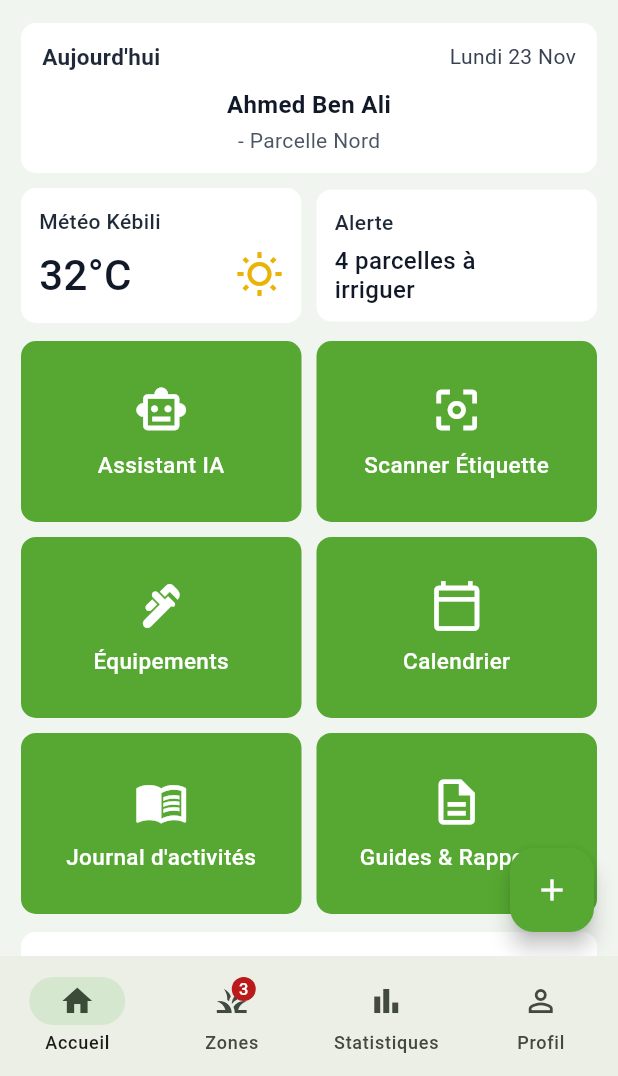
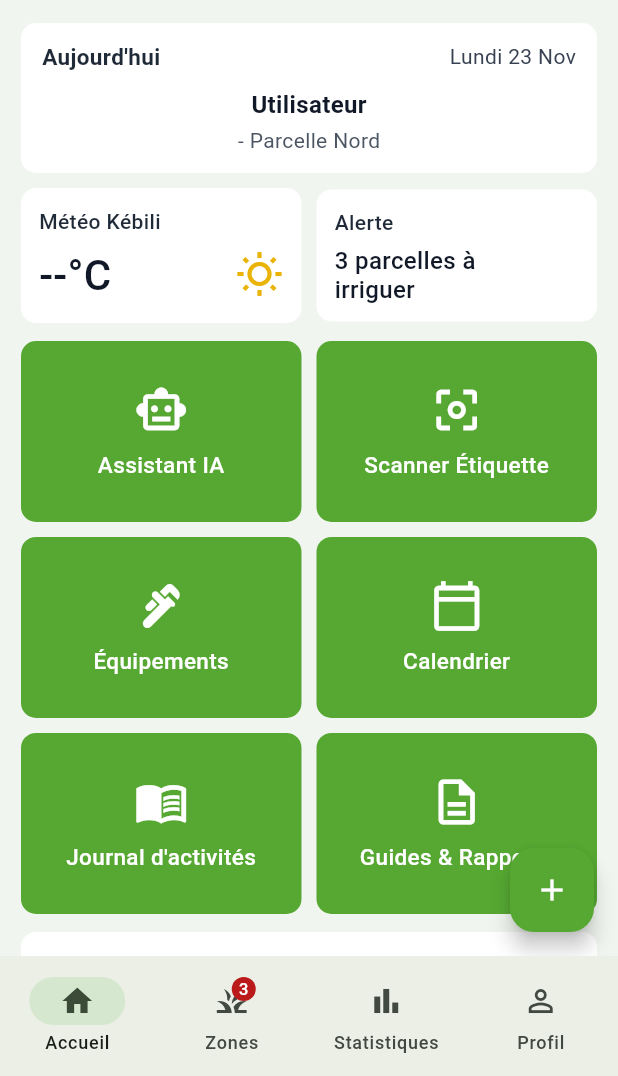
Before and after one commit to sajedmab/agrismart_KE, a Flutter app: the screen it shows once a user with an empty profile is signed in, on a phone screen of 412 x 824 dp, the part 160-1236 px from its top. Run offline on Flutter 3.47's test engine with Material 3 defaults, Android fonts, the phone set to English and light mode, and no system bars; our stand-ins replace firebase_auth, firebase_core; accounts and stored records are empty; network calls fail.

Commit message:
Update agrismart project

```diff
--- a/lib/screens/accueil_page.dart
+++ b/lib/screens/accueil_page.dart
@@ -1,8 +1,11 @@
 import 'package:flutter/material.dart';
-import 'package:agrismart/data/jeu_de_donnees.dart';
+import 'package:provider/provider.dart';
 import 'package:agrismart/models/zone.dart';
+import 'package:agrismart/providers/auth_provider.dart';
+import 'package:agrismart/providers/meteo_provider.dart';
+import 'package:agrismart/providers/zones_provider.dart';
+import 'package:agrismart/screens/zone_detail_page.dart';
 import 'package:agrismart/screens/zone_form_page.dart';
-import 'package:agrismart/screens/zone_detail_page.dart';
 
 class AccueilPage extends StatefulWidget {
   final VoidCallback? onAllerZones;
@@ -21,85 +24,270 @@ class AccueilPage extends StatefulWidget {
 }
 
 class AccueilPageState extends State<AccueilPage> {
-  final List<Zone> _zones = jeuDeDonnees();
-
-  int _nombreZonesAIrriguer() {
-    return _zones.where((z) => z.humidite < 35.0).length;
+  @override
+  void initState() {
+    super.initState();
+    WidgetsBinding.instance.addPostFrameCallback((_) {
+      if (!mounted) return;
+      _appelerMethodeSiExiste(context.read<MeteoProvider>(), [
+        'chargerMeteo',
+        'fetchMeteo',
+        'actualiser',
+      ]);
+      _appelerMethodeSiExiste(context.read<ZonesProvider>(), [
+        'chargerZones',
+        'fetchZones',
+        'actualiser',
+      ]);
+    });
   }
 
-  Future<void> _ouvrirFormulaire({Zone? zone}) async {
+  void _appelerMethodeSiExiste(Object target, List<String> nomsMethodes) {
+    final dynamic dyn = target;
+    for (final nom in nomsMethodes) {
+      try {
+        if (nom == 'chargerMeteo') dyn.chargerMeteo();
+        if (nom == 'fetchMeteo') dyn.fetchMeteo();
+        if (nom == 'chargerZones') dyn.chargerZones();
+        if (nom == 'fetchZones') dyn.fetchZones();
+        if (nom == 'actualiser') dyn.actualiser();
+        return;
+      } catch (_) {}
+    }
+  }
+
+  String _dateFormatee() {
+    final now = DateTime.now();
+    const jours = [
+      'Lundi',
+      'Mardi',
+      'Mercredi',
+      'Jeudi',
+      'Vendredi',
+      'Samedi',
+      'Dimanche',
+    ];
+    const mois = [
+      'Janv',
+      'Févr',
+      'Mars',
+      'Avril',
+      'Mai',
+      'Juin',
+      'Juil',
+      'Août',
+      'Sept',
+      'Oct',
+      'Nov',
+      'Déc',
+    ];
+    final jourNom = jours[now.weekday - 1];
+    final moisNom = mois[now.month - 1];
+    return '$jourNom ${now.day} $moisNom';
+  }
+
+  String _nomUtilisateur(AuthProvider authProvider) {
+    final dynamic a = authProvider;
+    final dynamic user = _extractUser(a);
+
+    final candidates = <dynamic>[
+      _tryProperty(user, 'nomComplet'),
+      _tryProperty(user, 'nom'),
+      _tryProperty(user, 'displayName'),
+      _tryProperty(user, 'email'),
+      _tryProperty(a, 'nomUtilisateur'),
+      _tryProperty(a, 'nom'),
+    ];
+
+    for (final val in candidates) {
+      if (val is String && val.trim().isNotEmpty) {
+        return val.trim();
+      }
+    }
+    return 'Utilisateur';
+  }
+
+  dynamic _extractUser(dynamic a) {
+    for (final prop in ['utilisateur', 'user', 'currentUser']) {
+      final res = _tryProperty(a, prop);
+      if (res != null) return res;
+    }
+    return null;
+  }
+
+  dynamic _tryProperty(dynamic obj, String name) {
+    if (obj == null) return null;
+    try {
+      if (obj is Map) return obj[name];
+      switch (name) {
+        case 'utilisateur':
+          return obj.utilisateur;
+        case 'user':
+          return obj.user;
+        case 'currentUser':
+          return obj.currentUser;
+        case 'nomComplet':
+          return obj.nomComplet;
+        case 'nom':
+          return obj.nom;
+        case 'displayName':
+          return obj.displayName;
+        case 'email':
+          return obj.email;
+        case 'nomUtilisateur':
+          return obj.nomUtilisateur;
+        case 'meteo':
+          return obj.meteo;
+        case 'currentMeteo':
+          return obj.currentMeteo;
+        case 'donnees':
+          return obj.donnees;
+        case 'ville':
+          return obj.ville;
+        case 'city':
+          return obj.city;
+        case 'temperature':
+          return obj.temperature;
+        case 'temp':
+          return obj.temp;
+        case 'description':
+          return obj.description;
+        case 'condition':
+          return obj.condition;
+        case 'zones':
+          return obj.zones;
+        case 'nombreAIrriguer':
+          return obj.nombreAIrriguer;
+        default:
+          return null;
+      }
+    } catch (_) {
+      return null;
+    }
+  }
+
+  dynamic _extractMeteoData(MeteoProvider meteoProvider) {
+    final dynamic m = meteoProvider;
+    for (final prop in ['meteo', 'currentMeteo', 'donnees']) {
+      final res = _tryProperty(m, prop);
+      if (res != null) return res;
+    }
+    return null;
+  }
+
+  String _villeMeteo(MeteoProvider meteoProvider) {
+    final dynamic m = meteoProvider;
+    final dynamic data = _extractMeteoData(meteoProvider);
+    final ville =
+        _tryProperty(data, 'ville') ??
+            _tryProperty(data, 'city') ??
+            _tryProperty(m, 'ville');
+    if (ville is String && ville.trim().isNotEmpty) {
+      return ville.trim();
+    }
+    return 'Kébili';
+  }
+
+  String _temperatureMeteo(MeteoProvider meteoProvider) {
+    final dynamic m = meteoProvider;
+    final dynamic data = _extractMeteoData(meteoProvider);
+    final temp =
+        _tryProperty(data, 'temperature') ??
+            _tryProperty(data, 'temp') ??
+            _tryProperty(m, 'temperature') ??
+            _tryProperty(m, 'temp');
+
+    if (temp is num) {
+      return '${temp.round()}°C';
+    }
+    if (temp is String && temp.trim().isNotEmpty) {
+      return temp.contains('°') ? temp.trim() : '${temp.trim()}°C';
+    }
+    return '--°C';
+  }
+
+  IconData _iconeMeteo(MeteoProvider meteoProvider) {
+    final dynamic data = _extractMeteoData(meteoProvider);
+    final desc = (_tryProperty(data, 'description') ??
+        _tryProperty(data, 'condition') ??
+        '')
+        .toString()
+        .toLowerCase();
+
+    if (desc.contains('pluie') || desc.contains('rain')) {
+      return Icons.grain;
+    }
+    if (desc.contains('nuage') || desc.contains('cloud')) {
+      return Icons.cloud_outlined;
+    }
+    return Icons.wb_sunny_outlined;
+  }
+
+  Future<void> _ouvrirFormulaire(List<Zone> zones, {Zone? zone}) async {
     final nouvelleZone = await Navigator.push<Zone>(
       context,
       MaterialPageRoute(
         builder: (_) => ZoneFormPage(
           zone: zone,
-          nomsExistants: _zones
-              .where((z) => z != zone)
-              .map((z) => z.nom)
-              .toList(),
+          nomsExistants: zones.where((z) => z != zone).map((z) => z.nom).toList(),
         ),
       ),
     );
 
     if (nouvelleZone == null || !mounted) return;
 
-    setState(() {
-      if (zone == null) {
-        _zones.add(nouvelleZone);
-      } else {
-        final index = _zones.indexOf(zone);
-        if (index != -1) {
-          _zones[index] = nouvelleZone;
-        }
-      }
-    });
+    final dynamic zp = context.read<ZonesProvider>();
+    try {
+      await zp.ajouterZone(nouvelleZone);
+    } catch (_) {}
 
+    if (!mounted) return;
     ScaffoldMessenger.of(context).showSnackBar(
-      SnackBar(
-        content: Text(zone == null ? 'Zone ajoutée' : 'Zone modifiée'),
+      SnackBar(content: Text(zone == null ? 'Zone ajoutée' : 'Zone modifiée')),
+    );
+  }
+
+  Future<void> _ouvrirDetail(List<Zone> zones, Zone zone) async {
+    await Navigator.push<Zone>(
+      context,
+      MaterialPageRoute(
+        builder: (_) => ZoneDetailPage(
+          zone: zone,
+          nomsAutres: zones.where((z) => z != zone).map((z) => z.nom).toList(),
+        ),
       ),
     );
   }
 
-  Future<void> _ouvrirDetail(Zone zone) async {
-    final zoneModifiee = await Navigator.push<Zone>(
-      context,
-      MaterialPageRoute(
-        builder: (_) => ZoneDetailPage(
-          zone: zone,
-          nomsAutres: _zones
-              .where((z) => z != zone)
-              .map((z) => z.nom)
-              .toList(),
-        ),
-      ),
-    );
-
-    if (zoneModifiee == null || !mounted) return;
-
-    setState(() {
-      final index = _zones.indexOf(zone);
-      if (index != -1) {
-        _zones[index] = zoneModifiee;
-      }
-    });
-  }
-
   @override
   Widget build(BuildContext context) {
-    final int zonesAIrriguer = _nombreZonesAIrriguer();
+    final authProvider = context.watch<AuthProvider>();
+    final meteoProvider = context.watch<MeteoProvider>();
+    final zonesProvider = context.watch<ZonesProvider>();
+
+    final rawZones = _tryProperty(zonesProvider, 'zones');
+    final List<Zone> zones = rawZones is List<Zone> ? rawZones : const [];
+
+    final rawAlertes = _tryProperty(zonesProvider, 'nombreAIrriguer');
+    final int zonesAIrriguer = rawAlertes is int
+        ? rawAlertes
+        : zones.where((z) => z.humidite < 35.0).length;
+
+    final String nomUser = _nomUtilisateur(authProvider);
     final String zonePrincipale =
-    _zones.isNotEmpty ? _zones.first.nom : 'Parcelle Nord';
+    zones.isNotEmpty ? zones.first.nom : 'Parcelle Nord';
+    final String ville = _villeMeteo(meteoProvider);
+    final String temperature = _temperatureMeteo(meteoProvider);
 
     return Scaffold(
       backgroundColor: const Color(0xFFF1F5F0),
       body: SafeArea(
         child: SingleChildScrollView(
-          padding: const EdgeInsets.symmetric(horizontal: 14, vertical: 10),
+          padding: const EdgeInsets.fromLTRB(14, 10, 14, 90),
           child: Column(
             crossAxisAlignment: CrossAxisAlignment.start,
             children: [
-              // 1. Header: AgriSmart + icônes à droite
+              // 1. Header
               Row(
                 mainAxisAlignment: MainAxisAlignment.spaceBetween,
                 children: [
@@ -125,9 +313,8 @@ class AccueilPageState extends State<AccueilPage> {
                           color: Color(0xFFE88D2A),
                           size: 24,
                         ),
-                        onPressed: () {
-                          _afficherMessage('Notifications & Alertes');
-                        },
+                        onPressed: () =>
+                            _afficherMessage('Notifications & Alertes'),
                       ),
                       IconButton(
                         icon: const Icon(
@@ -136,9 +323,7 @@ class AccueilPageState extends State<AccueilPage> {
                           size: 26,
                         ),
                         onPressed: widget.onAllerProfil ??
-                                () {
-                              _afficherMessage('Profil');
-                            },
+                                () => _afficherMessage('Profil'),
                       ),
                     ],
                   ),
@@ -146,20 +331,21 @@ class AccueilPageState extends State<AccueilPage> {
               ),
               const SizedBox(height: 8),
 
-              // 2. Carte "Aujourd'hui / Lundi 23 Nov" + nom & parcelle
+              // 2. Date réelle + Nom utilisateur + Zone
               Container(
                 width: double.infinity,
-                padding: const EdgeInsets.symmetric(horizontal: 14, vertical: 12),
+                padding:
+                const EdgeInsets.symmetric(horizontal: 14, vertical: 12),
                 decoration: BoxDecoration(
                   color: Colors.white,
                   borderRadius: BorderRadius.circular(10),
                 ),
                 child: Column(
                   children: [
-                    const Row(
+                    Row(
                       mainAxisAlignment: MainAxisAlignment.spaceBetween,
                       children: [
-                        Text(
+                        const Text(
                           "Aujourd'hui",
                           style: TextStyle(
                             fontSize: 15,
@@ -168,8 +354,8 @@ class AccueilPageState extends State<AccueilPage> {
                           ),
                         ),
                         Text(
-                          'Lundi 23 Nov',
-                          style: TextStyle(
+                          _dateFormatee(),
+                          style: const TextStyle(
                             fontSize: 14,
                             color: Color(0xFF374151),
                           ),
@@ -177,9 +363,9 @@ class AccueilPageState extends State<AccueilPage> {
                       ],
                     ),
                     const SizedBox(height: 10),
-                    const Text(
-                      'Ahmed Ben Ali',
-                      style: TextStyle(
+                    Text(
+                      nomUser,
+                      style: const TextStyle(
                         fontSize: 16,
                         fontWeight: FontWeight.w700,
                         color: Color(0xFF111827),
@@ -198,7 +384,7 @@ class AccueilPageState extends State<AccueilPage> {
               ),
               const SizedBox(height: 10),
 
-              // 3. Deux cartes côte à côte: Météo Kébili + Alerte
+              // 3. Météo réelle + Alerte
               Row(
                 children: [
                   Expanded(
@@ -208,32 +394,34 @@ class AccueilPageState extends State<AccueilPage> {
                         color: Colors.white,
                         borderRadius: BorderRadius.circular(10),
                       ),
-                      child: const Column(
+                      child: Column(
                         crossAxisAlignment: CrossAxisAlignment.start,
                         children: [
                           Text(
-                            'Météo Kébili',
-                            style: TextStyle(
+                            'Météo $ville',
+                            maxLines: 1,
+                            overflow: TextOverflow.ellipsis,
+                            style: const TextStyle(
                               fontSize: 14,
                               fontWeight: FontWeight.w500,
                               color: Color(0xFF1F2937),
                             ),
                           ),
-                          SizedBox(height: 6),
+                          const SizedBox(height: 6),
                           Row(
                             mainAxisAlignment: MainAxisAlignment.spaceBetween,
                             children: [
                               Text(
-                                '32°C',
-                                style: TextStyle(
+                                temperature,
+                                style: const TextStyle(
                                   fontSize: 28,
                                   fontWeight: FontWeight.w500,
                                   color: Color(0xFF111827),
                                 ),
                               ),
                               Icon(
-                                Icons.wb_sunny_outlined,
-                                color: Color(0xFFEAB308),
+                                _iconeMeteo(meteoProvider),
+                                color: const Color(0xFFEAB308),
                                 size: 32,
                               ),
                             ],
@@ -248,8 +436,8 @@ class AccueilPageState extends State<AccueilPage> {
                       borderRadius: BorderRadius.circular(10),
                       onTap: widget.onAllerZones ??
                               () {
-                            if (_zones.isNotEmpty) {
-                              _ouvrirDetail(_zones.first);
+                            if (zones.isNotEmpty) {
+                              _ouvrirDetail(zones, zones.first);
                             }
                           },
                       child: Container(
@@ -290,7 +478,7 @@ class AccueilPageState extends State<AccueilPage> {
               ),
               const SizedBox(height: 12),
 
-              // 4. Grille 2x3 des 6 boutons verts
+              // 4. Grille 2x3
               GridView.count(
                 shrinkWrap: true,
                 physics: const NeverScrollableScrollPhysics(),
@@ -334,10 +522,11 @@ class AccueilPageState extends State<AccueilPage> {
               ),
               const SizedBox(height: 12),
 
-              // 5. Carte "Tâches à venir"
+              // 5. Tâches à venir
               Container(
                 width: double.infinity,
-                padding: const EdgeInsets.symmetric(horizontal: 14, vertical: 12),
+                padding:
+                const EdgeInsets.symmetric(horizontal: 14, vertical: 12),
                 decoration: BoxDecoration(
                   color: Colors.white,
                   borderRadius: BorderRadius.circular(10),
@@ -376,14 +565,13 @@ class AccueilPageState extends State<AccueilPage> {
                   ],
                 ),
               ),
-              const SizedBox(height: 70),
             ],
           ),
         ),
       ),
       floatingActionButton: FloatingActionButton(
         backgroundColor: const Color(0xFF56A832),
-        onPressed: () => _ouvrirFormulaire(),
+        onPressed: () => _ouvrirFormulaire(zones),
         child: const Icon(Icons.add, color: Colors.white),
       ),
     );
```
